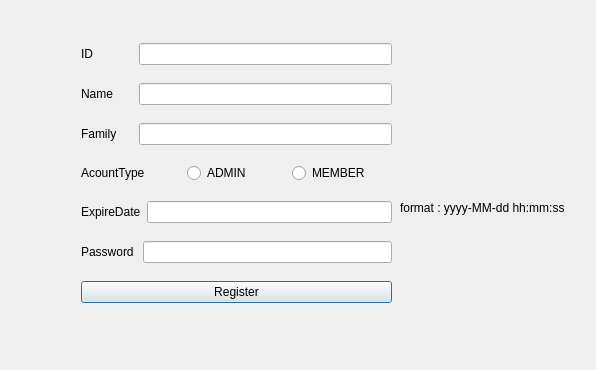
Above: Login/window_registernewaccount.ui from Nilsae/LibraryManagementSystem before the change. Below: the same form after it.
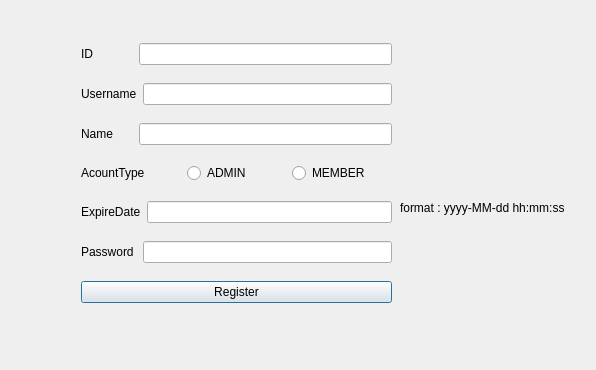
That is the form after the change.

```diff
--- a/Login/window_registernewaccount.ui
+++ b/Login/window_registernewaccount.ui
@@ -26,7 +26,7 @@
     <string>format : yyyy-MM-dd hh:mm:ss</string>
    </property>
   </widget>
-  <widget class="QWidget" name="">
+  <widget class="QWidget" name="layoutWidget">
    <property name="geometry">
     <rect>
      <x>81</x>
@@ -53,6 +53,20 @@
     <item>
      <layout class="QHBoxLayout" name="horizontalLayout">
       <item>
+       <widget class="QLabel" name="label_Family">
+        <property name="text">
+         <string>Username</string>
+        </property>
+       </widget>
+      </item>
+      <item>
+       <widget class="QLineEdit" name="lineEdit_Username"/>
+      </item>
+     </layout>
+    </item>
+    <item>
+     <layout class="QHBoxLayout" name="horizontalLayout_2">
+      <item>
        <widget class="QLabel" name="label_Name">
         <property name="text">
          <string>Name      </string>
@@ -68,20 +82,6 @@
       </item>
      </layout>
     </item>
-    <item>
-     <layout class="QHBoxLayout" name="horizontalLayout_2">
-      <item>
-       <widget class="QLabel" name="label_Family">
-        <property name="text">
-         <string>Family     </string>
-        </property>
-       </widget>
-      </item>
-      <item>
-       <widget class="QLineEdit" name="lineEdit_Family"/>
-      </item>
-     </layout>
-    </item>
     <item>
      <layout class="QHBoxLayout" name="horizontalLayout_3">
       <item>
```
